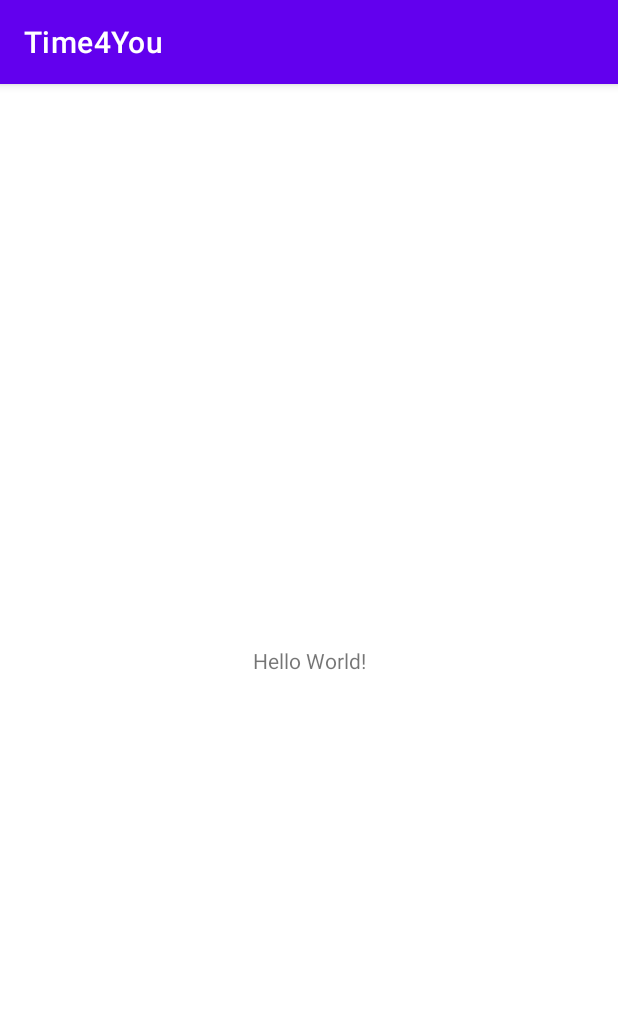
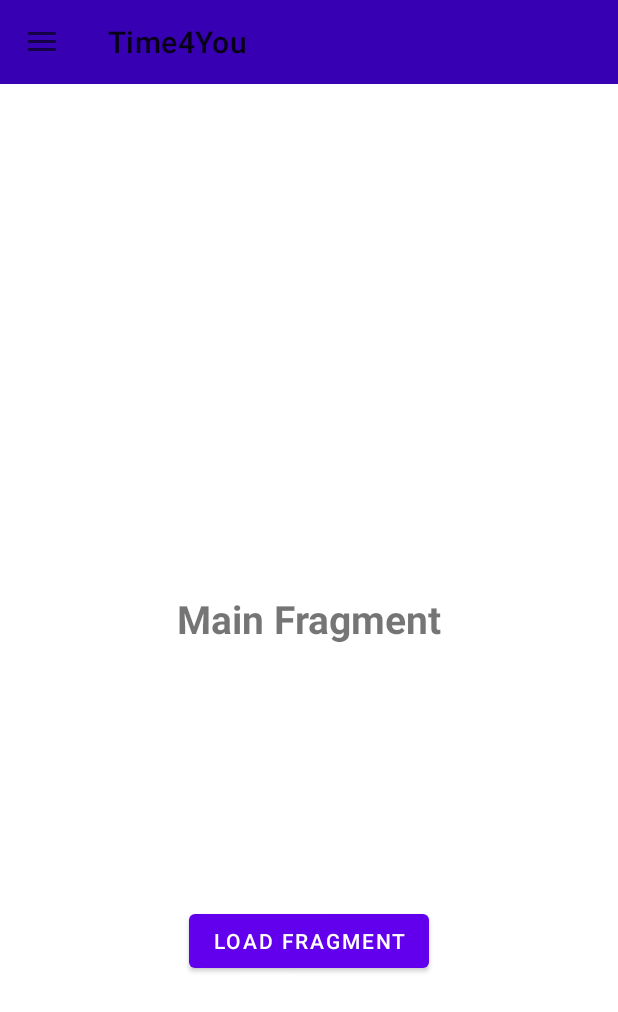
Before and after one commit to felixkoe/Time4u, an Android app: the screen it shows after launch (MainActivity), on a phone screen of 412 x 824 dp. Shown: the top 1012 px of the screen. Run offline under Robolectric (Android 15) with nearby library versions, the phone set to English and light mode, and no system bars.

Commit message:
working Navigation Drawer using Fragments

```diff
--- a/Time4You/app/src/main/java/com/example/time4you/MainActivity.kt
+++ b/Time4You/app/src/main/java/com/example/time4you/MainActivity.kt
@@ -2,10 +2,72 @@ package com.example.time4you
 
 import androidx.appcompat.app.AppCompatActivity
 import android.os.Bundle
+import android.view.Gravity
+import android.view.MenuItem
+import androidx.appcompat.widget.Toolbar
+import androidx.appcompat.app.ActionBarDrawerToggle
+import androidx.core.view.GravityCompat
+import androidx.drawerlayout.widget.DrawerLayout
+import androidx.fragment.app.FragmentManager
+import androidx.fragment.app.FragmentTransaction
+import com.google.android.material.navigation.NavigationView
 
-class MainActivity : AppCompatActivity() {
+class MainActivity : AppCompatActivity(), NavigationView.OnNavigationItemSelectedListener, MainFragment.onFragmentBtnSelected {
+
+    lateinit var drawerLayout: DrawerLayout
+    lateinit var actionBarDrawerToggle: ActionBarDrawerToggle
+    lateinit var toolbar: Toolbar
+    lateinit var navigationView: NavigationView
+    lateinit var fragmentManager : FragmentManager
+    lateinit var fragmentTransaction: FragmentTransaction
     override fun onCreate(savedInstanceState: Bundle?) {
         super.onCreate(savedInstanceState)
         setContentView(R.layout.activity_main)
+        toolbar = findViewById(R.id.toolbar)
+        setSupportActionBar(toolbar)
+
+        drawerLayout = findViewById(R.id.drawer)
+        navigationView = findViewById(R.id.navigationView)
+        navigationView.setNavigationItemSelectedListener(this)
+
+        actionBarDrawerToggle = ActionBarDrawerToggle(this, drawerLayout, toolbar, R.string.open, R.string.close)
+        drawerLayout.addDrawerListener(actionBarDrawerToggle)
+        actionBarDrawerToggle.isDrawerIndicatorEnabled = true
+        actionBarDrawerToggle.syncState()
+
+        // load default Fragment
+
+        fragmentManager = supportFragmentManager
+        fragmentTransaction = fragmentManager.beginTransaction()
+        fragmentTransaction.add(R.id.container_fragment, MainFragment())
+        fragmentTransaction.commit()
+
+
+    }
+
+    override fun onNavigationItemSelected(menuItem: MenuItem): Boolean {
+        drawerLayout.closeDrawer(GravityCompat.START)
+        if(menuItem.itemId == R.id.home){
+            fragmentManager = supportFragmentManager
+            fragmentTransaction = fragmentManager.beginTransaction()
+            fragmentTransaction.replace(R.id.container_fragment, MainFragment())
+            fragmentTransaction.commit()
+        }
+
+        if(menuItem.itemId == R.id.another){
+            fragmentManager = supportFragmentManager
+            fragmentTransaction = fragmentManager.beginTransaction()
+            fragmentTransaction.replace(R.id.container_fragment, FragmentSecond())
+            fragmentTransaction.commit()
+        }
+
+        return true
+    }
+
+    override fun onButtonSelected() {
+        fragmentManager = supportFragmentManager
+        fragmentTransaction = fragmentManager.beginTransaction()
+        fragmentTransaction.replace(R.id.container_fragment, FragmentSecond())
+        fragmentTransaction.commit()
     }
 }
--- /dev/null
+++ b/Time4You/app/src/main/java/com/example/time4you/MainFragment.kt
@@ -0,0 +1,61 @@
+package com.example.time4you
+
+import android.content.Context
+import android.os.Bundle
+import android.view.LayoutInflater
+import android.view.View
+import android.view.ViewGroup
+import android.widget.Button
+import androidx.fragment.app.Fragment
+import java.lang.ClassCastException
+
+class MainFragment : Fragment() {
+    lateinit var listener : onFragmentBtnSelected
+
+    override fun onCreateView(
+        inflater: LayoutInflater,
+        container: ViewGroup?,
+        savedInstanceState: Bundle?
+    ): View? {
+        val view = inflater.inflate(R.layout.fragment_main, container, false)
+        val clickMe = view.findViewById<Button>(R.id.load)
+        clickMe.setOnClickListener {
+            listener.onButtonSelected()
+        }
+        return view
+    }
+
+    override fun onAttach(context : Context){
+        super.onAttach(context)
+        if(context is onFragmentBtnSelected) {
+            listener = context as onFragmentBtnSelected
+        }
+        else {
+            throw ClassCastException("${context.toString()} must implement OnFragmentBtnSelected")
+        }
+
+
+    }
+
+    interface onFragmentBtnSelected{
+        fun onButtonSelected();
+    }
+
+
+
+}
+
+
+/*
+public void onAttach(@NoNull Context context){
+    super.onAttach(context);
+    if(context is onFragmentBtnSelected) {
+        listener = (onFragmentBtnSelected) context;
+     }
+     else {
+            throw ClassCastException(context.toString()) + " must implement listener";
+      }
+
+
+    }
+ */
--- /dev/null
+++ b/Time4You/app/src/main/res/drawable/baseline_group_add_24.xml
@@ -0,0 +1,9 @@
+<vector android:height="24dp" android:tint="#000000"
+    android:viewportHeight="24" android:viewportWidth="24"
+    android:width="24dp" xmlns:android="http://schemas.android.com/apk/res/android">
+    <path android:fillColor="@android:color/white" android:pathData="M22,9l0,-2l-2,0l0,2l-2,0l0,2l2,0l0,2l2,0l0,-2l2,0l0,-2z"/>
+    <path android:fillColor="@android:color/white" android:pathData="M8,12c2.21,0 4,-1.79 4,-4s-1.79,-4 -4,-4S4,5.79 4,8S5.79,12 8,12z"/>
+    <path android:fillColor="@android:color/white" android:pathData="M8,13c-2.67,0 -8,1.34 -8,4v3h16v-3C16,14.34 10.67,13 8,13z"/>
+    <path android:fillColor="@android:color/white" android:pathData="M12.51,4.05C13.43,5.11 14,6.49 14,8s-0.57,2.89 -1.49,3.95C14.47,11.7 16,10.04 16,8S14.47,4.3 12.51,4.05z"/>
+    <path android:fillColor="@android:color/white" android:pathData="M16.53,13.83C17.42,14.66 18,15.7 18,17v3h2v-3C20,15.55 18.41,14.49 16.53,13.83z"/>
+</vector>
--- /dev/null
+++ b/Time4You/app/src/main/res/drawable/baseline_home_24.xml
@@ -0,0 +1,5 @@
+<vector android:height="24dp" android:tint="#000000"
+    android:viewportHeight="24" android:viewportWidth="24"
+    android:width="24dp" xmlns:android="http://schemas.android.com/apk/res/android">
+    <path android:fillColor="@android:color/white" android:pathData="M10,20v-6h4v6h5v-8h3L12,3 2,12h3v8z"/>
+</vector>
--- a/Time4You/app/src/main/res/layout/activity_main.xml
+++ b/Time4You/app/src/main/res/layout/activity_main.xml
@@ -1,18 +1,33 @@
 <?xml version="1.0" encoding="utf-8"?>
-<androidx.constraintlayout.widget.ConstraintLayout xmlns:android="http://schemas.android.com/apk/res/android"
+<androidx.drawerlayout.widget.DrawerLayout xmlns:android="http://schemas.android.com/apk/res/android"
     xmlns:app="http://schemas.android.com/apk/res-auto"
     xmlns:tools="http://schemas.android.com/tools"
     android:layout_width="match_parent"
     android:layout_height="match_parent"
-    tools:context=".MainActivity">
+    tools:context=".MainActivity"
+    android:id="@+id/drawer"
+    >
 
-    <TextView
-        android:layout_width="wrap_content"
+    <include
+        android:layout_width="match_parent"
         android:layout_height="wrap_content"
-        android:text="Hello World!"
-        app:layout_constraintBottom_toBottomOf="parent"
-        app:layout_constraintEnd_toEndOf="parent"
-        app:layout_constraintStart_toStartOf="parent"
-        app:layout_constraintTop_toTopOf="parent" />
+        layout="@layout/drawer_toolbar"/>
 
-</androidx.constraintlayout.widget.ConstraintLayout>
+    <include
+        android:layout_width="match_parent"
+        android:layout_height="wrap_content"
+        layout="@layout/content_main"/>
+
+    <com.google.android.material.navigation.NavigationView
+        android:layout_width="match_parent"
+        android:layout_height="match_parent"
+        android:id="@+id/navigationView"
+        app:menu="@menu/drawer_menu"
+        app:headerLayout="@layout/drawer_header"
+        android:layout_gravity="start"
+        android:fitsSystemWindows="true"/>
+
+
+
+
+</androidx.drawerlayout.widget.DrawerLayout>
--- /dev/null
+++ b/Time4You/app/src/main/res/layout/content_main.xml
@@ -0,0 +1,12 @@
+<?xml version="1.0" encoding="utf-8"?>
+<LinearLayout xmlns:android="http://schemas.android.com/apk/res/android"
+    android:layout_width="match_parent"
+    android:layout_height="match_parent">
+
+    <FrameLayout
+        android:layout_width="match_parent"
+        android:layout_height="match_parent"
+        android:id="@+id/container_fragment"/>
+
+
+</LinearLayout>
--- /dev/null
+++ b/Time4You/app/src/main/res/layout/drawer_toolbar.xml
@@ -0,0 +1,12 @@
+<?xml version="1.0" encoding="utf-8"?>
+<LinearLayout xmlns:android="http://schemas.android.com/apk/res/android"
+    android:layout_width="match_parent"
+    android:layout_height="match_parent">
+
+    <androidx.appcompat.widget.Toolbar
+        android:id="@+id/toolbar"
+        android:layout_width="match_parent"
+        android:layout_height="?attr/actionBarSize"
+        android:background="@color/design_default_color_primary_dark" />
+
+</LinearLayout>
--- /dev/null
+++ b/Time4You/app/src/main/res/layout/fragment_main.xml
@@ -0,0 +1,29 @@
+<?xml version="1.0" encoding="utf-8"?>
+<androidx.constraintlayout.widget.ConstraintLayout xmlns:android="http://schemas.android.com/apk/res/android"
+    xmlns:app="http://schemas.android.com/apk/res-auto"
+    xmlns:tools="http://schemas.android.com/tools"
+    android:layout_width="match_parent"
+    android:layout_height="match_parent">
+
+    <TextView
+        android:id="@+id/textView"
+        android:layout_width="wrap_content"
+        android:layout_height="wrap_content"
+        android:text="Main Fragment"
+        android:textSize="26sp"
+        android:textStyle="bold"
+        app:layout_constraintBottom_toBottomOf="parent"
+        app:layout_constraintEnd_toEndOf="parent"
+        app:layout_constraintStart_toStartOf="parent"
+        app:layout_constraintTop_toTopOf="parent" />
+
+    <Button
+        android:id="@+id/load"
+        android:layout_width="wrap_content"
+        android:layout_height="wrap_content"
+        android:text="Load Fragment"
+        app:layout_constraintBottom_toBottomOf="parent"
+        app:layout_constraintEnd_toEndOf="parent"
+        app:layout_constraintStart_toStartOf="parent"
+        app:layout_constraintTop_toBottomOf="@+id/textView" />
+</androidx.constraintlayout.widget.ConstraintLayout>
--- /dev/null
+++ b/Time4You/app/src/main/res/menu/drawer_menu.xml
@@ -0,0 +1,27 @@
+<?xml version="1.0" encoding="utf-8"?>
+<menu xmlns:android="http://schemas.android.com/apk/res/android">
+    <item android:title="General">
+        <menu>
+        <item
+            android:id="@+id/home"
+            android:icon="@drawable/baseline_home_24"
+            android:title="Home" />
+        <item
+            android:id="@+id/another"
+            android:icon="@drawable/baseline_group_add_24"
+            android:title="Another Menu" />
+        </menu>
+    </item>
+    <item android:title="Communication">
+        <menu>
+            <item
+                android:id="@+id/home1"
+                android:icon="@drawable/baseline_home_24"
+                android:title="Home" />
+            <item
+                android:id="@+id/another1"
+                android:icon="@drawable/baseline_group_add_24"
+                android:title="Another Menu" />
+        </menu>
+    </item>
+</menu>
--- a/Time4You/app/src/main/res/values/strings.xml
+++ b/Time4You/app/src/main/res/values/strings.xml
@@ -1,3 +1,5 @@
 <resources>
     <string name="app_name">Time4You</string>
+    <string name="open">open</string>
+    <string name="close">close</string>
 </resources>
--- a/Time4You/app/src/main/res/values/themes.xml
+++ b/Time4You/app/src/main/res/values/themes.xml
@@ -12,5 +12,7 @@
         <!-- Status bar color. -->
         <item name="android:statusBarColor">?attr/colorPrimaryVariant</item>
         <!-- Customize your theme here. -->
+        <item name="windowActionBar">false</item>
+        <item name="windowNoTitle">true</item>
     </style>
 </resources>
--- a/Time4You/build.gradle
+++ b/Time4You/build.gradle
@@ -1,6 +1,6 @@
 // Top-level build file where you can add configuration options common to all sub-projects/modules.
 plugins {
-    id 'com.android.application' version '7.4.2' apply false
-    id 'com.android.library' version '7.4.2' apply false
+    id 'com.android.application' version '8.0.2' apply false
+    id 'com.android.library' version '8.0.2' apply false
     id 'org.jetbrains.kotlin.android' version '1.8.0' apply false
 }
--- a/Time4You/gradle.properties
+++ b/Time4You/gradle.properties
@@ -21,3 +21,5 @@ kotlin.code.style=official
 # resources declared in the library itself and none from the library's dependencies,
 # thereby reducing the size of the R class for that library
 android.nonTransitiveRClass=true
+android.defaults.buildfeatures.buildconfig=true
+android.nonFinalResIds=false
```
Also changed, not shown: Time4You/app/src/main/java/com/example/time4you/FragmentSecond.kt (added, +19 -0 lines), Time4You/app/src/main/res/layout/drawer_header.xml (added, +21 -0 lines), Time4You/app/src/main/res/layout/fragment_second.xml (added, +18 -0 lines), Time4You/gradle/wrapper/gradle-wrapper.properties.
